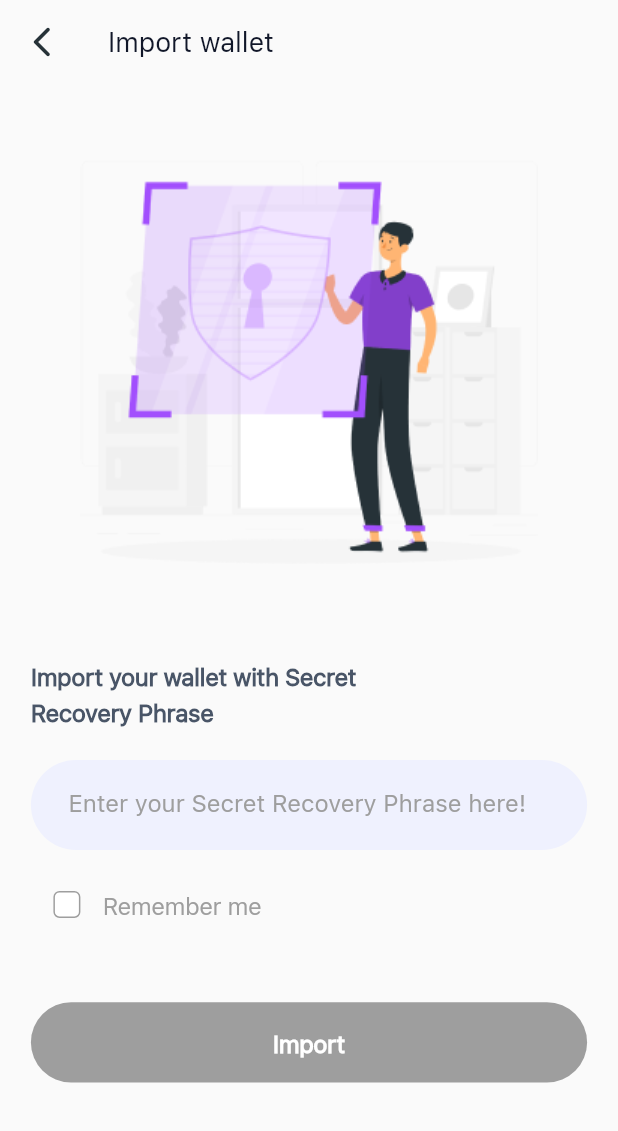
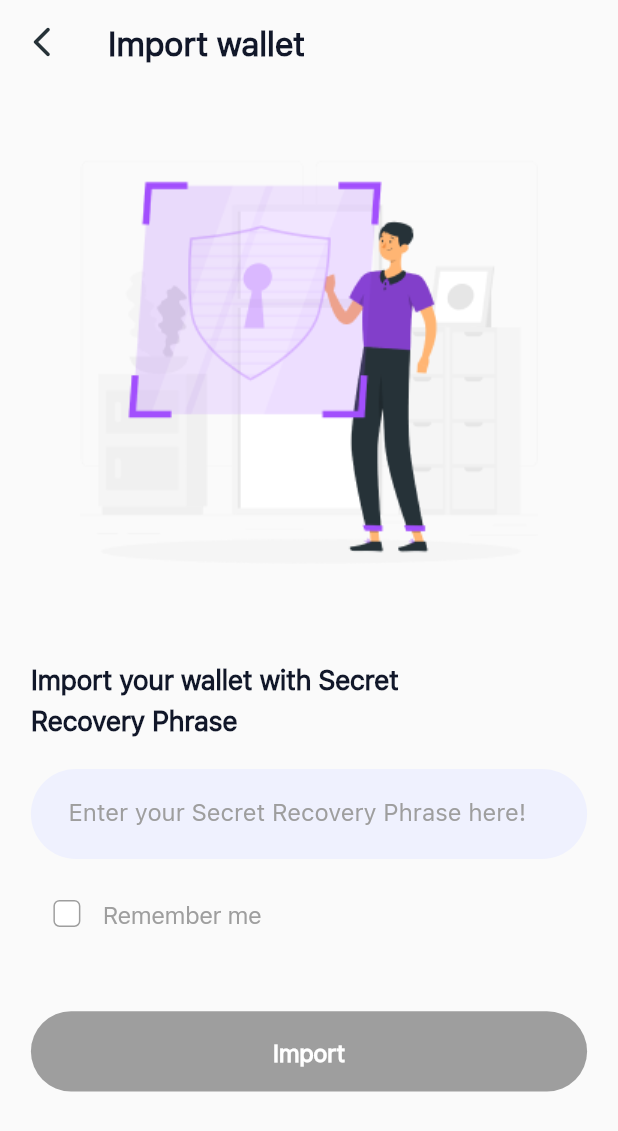
Before and after one commit to arno-dev/hackathon_moralis, a Flutter app: the ImportWalletPage screen opened directly, on a phone screen of 412 x 824 dp. Shown: the top 1131 px of the screen. Run offline on Flutter 3.47's test engine with Material 2 defaults, Android fonts, the phone set to English and light mode, and no system bars; our stand-ins replace bloc, convert, dartz, dio, dotted_border, easy_localization and 15 more; missing offline and left inert: bip32, bip39, encrypt, no_context_navigation, pinenacl, pointycastle and 1 more; accounts and stored records are empty; generated files the repository leaves out were written again; network calls fail.

```diff
--- a/assets/translations/en.json
+++ b/assets/translations/en.json
@@ -25,5 +25,8 @@
     "secureYourWalletListText1":"Write down your Secret Recovery Phrase on a piece of paper and store in a safe place",
     "secureYourWalletListText2":"Make sure no one is watching your screen",
     "iGotIt":"I go it!",
-    "start":"Start"
+    "start":"Start",
+    "done":"Done",
+    "congretulations":"Congretutations!",
+    "congretulationsContentText":"You’ve successfully protected your wallet. Remember to keep your Secret Recovery Phrase safe, it’s your responsibility!"
 }
--- a/lib/core/widgets/d_appbar.dart
+++ b/lib/core/widgets/d_appbar.dart
@@ -40,7 +40,7 @@ class DAppBar extends StatelessWidget implements PreferredSizeWidget {
       title: (title != null)
           ? Text(
               title!,
-              style:
+              style:titleStyle ??
                TextStyle(
                 color: titleColor,
                 fontSize: titleFontSize,
--- a/lib/features/Authentication/presentation/pages/import_wallet_screen.dart
+++ b/lib/features/Authentication/presentation/pages/import_wallet_screen.dart
@@ -1,3 +1,4 @@
+import 'package:d_box/core/config/themes/app_text_theme.dart';
 import 'package:d_box/core/constants/colors.dart';
 import 'package:d_box/core/widgets/base_button.dart';
 import 'package:d_box/core/widgets/d_appbar.dart';
@@ -25,6 +26,7 @@ class ImportWalletPage extends StatelessWidget {
             return Scaffold(
               appBar: DAppBar(
                 title: tr('importWallet'),
+                titleStyle: Theme.of(context).textTheme.caption2,
                 centerTitle: false,
               ),
               body: SafeArea(
@@ -38,9 +40,9 @@ class ImportWalletPage extends StatelessWidget {
                       Center(child: Assets.images.importwallet.image()),
                       SizedBox(height: 15.w),
                       Text(tr('importYourWalletWithSecret'),
-                          style: const TextStyle(fontWeight: FontWeight.bold)),
+                          style: Theme.of(context).textTheme.subtitle3),
                       Text(tr('recoveryPhrase'),
-                          style: const TextStyle(fontWeight: FontWeight.bold)),
+                          style: Theme.of(context).textTheme.subtitle3),
                       SizedBox(height: 5.w),
                       DboxTextField(
                           isPassword: true,
@@ -82,7 +84,7 @@ Future<void> _dialogBuilder(BuildContext context) {
     builder: (_) {
       return BlocProvider.value(
         value: context.read<AuthenticationCubit>(),
-        child: DboxAlertDialog(title: 'Secure your wallet', content: [
+        child: DboxAlertDialog(title: 'Secure your wallet',titleColor: Colors.red, content: [
           Assets.images.security.image(),
           SizedBox(height: 5.w),
           DboxUnorderedList(
--- a/pubspec.yaml
+++ b/pubspec.yaml
@@ -52,7 +52,7 @@ dependencies:
   flutter_secure_storage: ^6.0.0
   file_picker: ^5.0.1
   url_launcher: ^6.1.5
-  web3dart: ^2.3.5
+  web3dart: 2.3.5
   dotted_border: ^2.0.0+2
 
   # Encryption
@@ -109,6 +109,7 @@ flutter:
     - assets/translations/
     - assets/icons/
     - assets/images/
+    - assets/gifs/
   #   - images/a_dot_ham.jpeg
   # An image asset can refer to one or more resolution-specific "variants", see
   # https://flutter.dev/assets-and-images/#resolution-aware
```
Also changed, not shown: lib/core/config/themes/app_text_theme.dart (+8 -0 lines), lib/features/Authentication/presentation/pages/congratulations_screen.dart (added, +47 -0 lines), lib/features/Authentication/presentation/pages/wallet_screen.dart (+3 -4 lines), assets/gifs/addfiles.gif (added), assets/gifs/bingo.gif (added).
